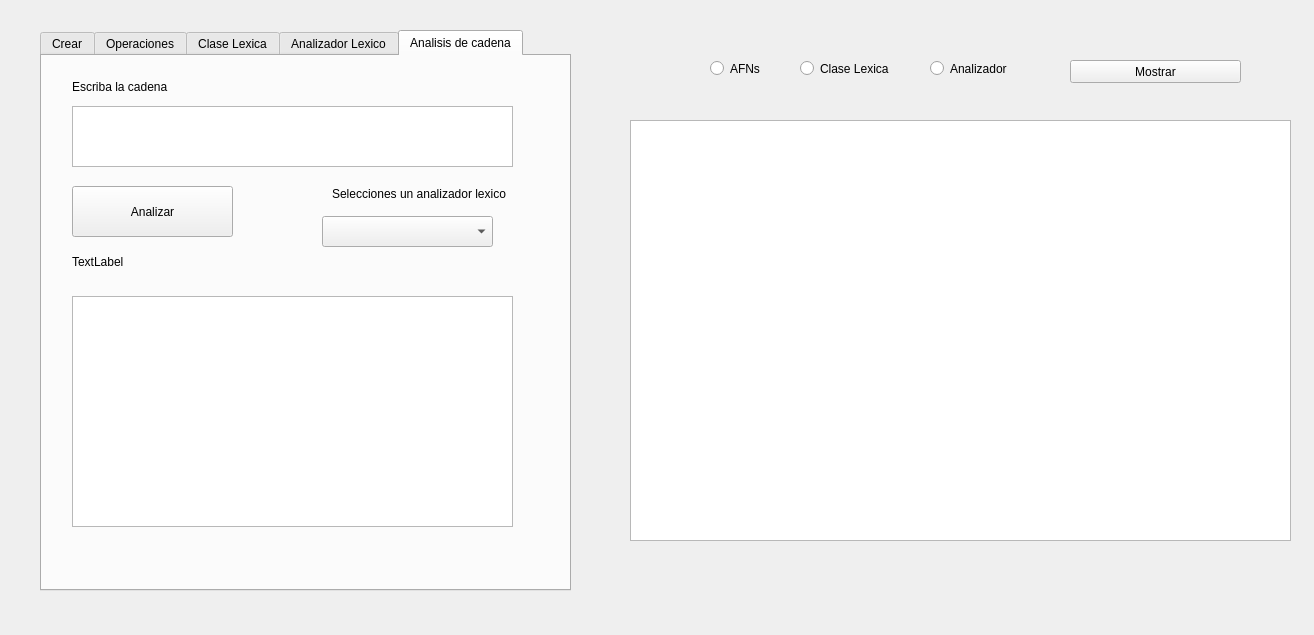
First picture: the form in InterfazGrafica/Interfaz_Lexico.ui, repository edwbcruzv/Compiladores, before the edit.
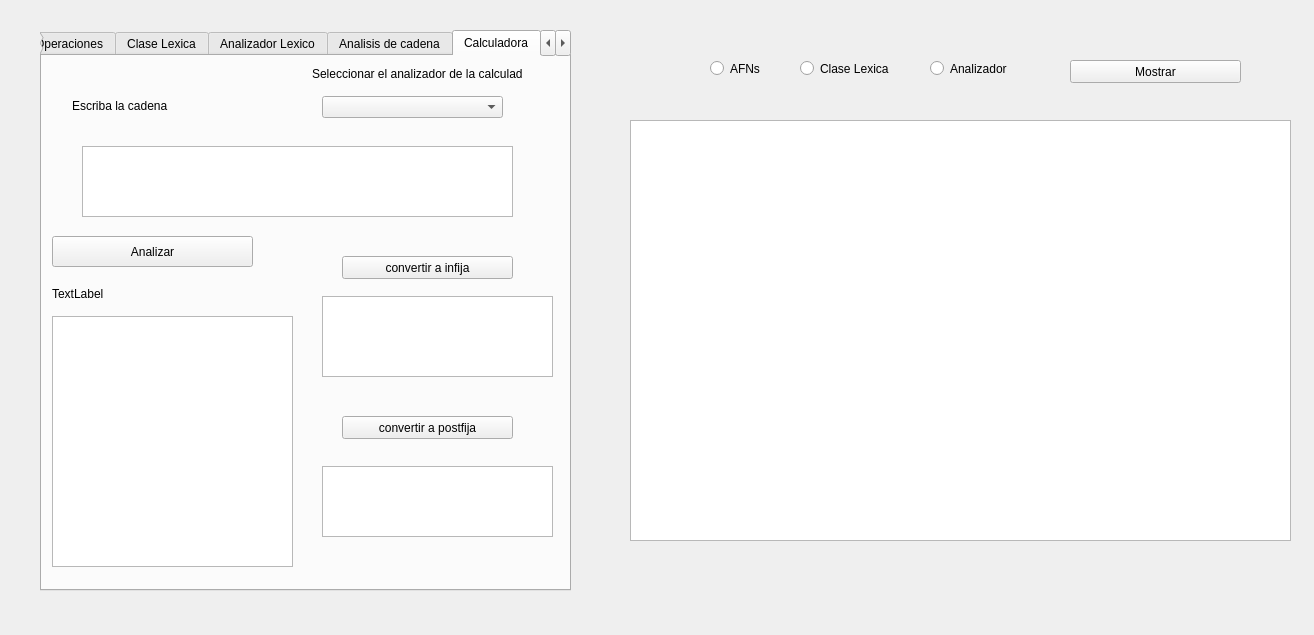
Second picture: the form after the edit. The open tabs and pages were chosen to show the change.

Diff of the .ui file:
```diff
--- a/InterfazGrafica/Interfaz_Lexico.ui
+++ b/InterfazGrafica/Interfaz_Lexico.ui
@@ -844,6 +844,244 @@
      </property>
     </widget>
    </widget>
+   <widget class="QWidget" name="Calculadora">
+    <attribute name="title">
+     <string>Calculadora</string>
+    </attribute>
+    <widget class="QTextEdit" name="textEdit_Calculadora">
+     <property name="geometry">
+      <rect>
+       <x>40</x>
+       <y>90</y>
+       <width>431</width>
+       <height>71</height>
+      </rect>
+     </property>
+    </widget>
+    <widget class="QLabel" name="label_21">
+     <property name="geometry">
+      <rect>
+       <x>30</x>
+       <y>40</y>
+       <width>131</width>
+       <height>20</height>
+      </rect>
+     </property>
+     <property name="text">
+      <string>Escriba la cadena</string>
+     </property>
+    </widget>
+    <widget class="QPushButton" name="pushButton_Calculadora">
+     <property name="geometry">
+      <rect>
+       <x>10</x>
+       <y>180</y>
+       <width>201</width>
+       <height>31</height>
+      </rect>
+     </property>
+     <property name="text">
+      <string>Analizar</string>
+     </property>
+    </widget>
+    <widget class="QLabel" name="label_StatusCalculadora">
+     <property name="geometry">
+      <rect>
+       <x>10</x>
+       <y>230</y>
+       <width>241</width>
+       <height>16</height>
+      </rect>
+     </property>
+     <property name="text">
+      <string>TextLabel</string>
+     </property>
+    </widget>
+    <widget class="QComboBox" name="comboBox_Calculadora">
+     <property name="geometry">
+      <rect>
+       <x>280</x>
+       <y>40</y>
+       <width>181</width>
+       <height>22</height>
+      </rect>
+     </property>
+    </widget>
+    <widget class="QLabel" name="label_23">
+     <property name="geometry">
+      <rect>
+       <x>270</x>
+       <y>10</y>
+       <width>211</width>
+       <height>16</height>
+      </rect>
+     </property>
+     <property name="text">
+      <string>Seleccionar el analizador de la calculadora</string>
+     </property>
+    </widget>
+    <widget class="QTableView" name="tableView_Calculadora">
+     <property name="geometry">
+      <rect>
+       <x>10</x>
+       <y>260</y>
+       <width>241</width>
+       <height>251</height>
+      </rect>
+     </property>
+    </widget>
+    <widget class="QPushButton" name="pushButton_CalculadoraInfija">
+     <property name="geometry">
+      <rect>
+       <x>300</x>
+       <y>200</y>
+       <width>171</width>
+       <height>23</height>
+      </rect>
+     </property>
+     <property name="text">
+      <string>convertir a infija</string>
+     </property>
+    </widget>
+    <widget class="QPushButton" name="pushButton_CalculadoraPostfija">
+     <property name="geometry">
+      <rect>
+       <x>300</x>
+       <y>360</y>
+       <width>171</width>
+       <height>23</height>
+      </rect>
+     </property>
+     <property name="text">
+      <string>convertir a postfija</string>
+     </property>
+    </widget>
+    <widget class="QTextEdit" name="textEdit_SalidaInfija">
+     <property name="geometry">
+      <rect>
+       <x>280</x>
+       <y>240</y>
+       <width>231</width>
+       <height>81</height>
+      </rect>
+     </property>
+    </widget>
+    <widget class="QTextEdit" name="textEdit_SalidaPostfija">
+     <property name="geometry">
+      <rect>
+       <x>280</x>
+       <y>410</y>
+       <width>231</width>
+       <height>71</height>
+      </rect>
+     </property>
+    </widget>
+   </widget>
+   <widget class="QWidget" name="ERtoAFD">
+    <attribute name="title">
+     <string>ER a AFD</string>
+    </attribute>
+    <widget class="QTextEdit" name="textEdit_ERtoAFD">
+     <property name="geometry">
+      <rect>
+       <x>50</x>
+       <y>50</y>
+       <width>391</width>
+       <height>71</height>
+      </rect>
+     </property>
+    </widget>
+    <widget class="QLabel" name="label_24">
+     <property name="geometry">
+      <rect>
+       <x>50</x>
+       <y>20</y>
+       <width>211</width>
+       <height>16</height>
+      </rect>
+     </property>
+     <property name="text">
+      <string>Escriba la expresion regular</string>
+     </property>
+    </widget>
+    <widget class="QPushButton" name="pushButton_ERtoAFD">
+     <property name="geometry">
+      <rect>
+       <x>120</x>
+       <y>150</y>
+       <width>251</width>
+       <height>23</height>
+      </rect>
+     </property>
+     <property name="text">
+      <string>Convertir</string>
+     </property>
+    </widget>
+    <widget class="QTableView" name="tableView_ERtoAFD">
+     <property name="geometry">
+      <rect>
+       <x>50</x>
+       <y>210</y>
+       <width>401</width>
+       <height>331</height>
+      </rect>
+     </property>
+    </widget>
+    <widget class="QLabel" name="label_StatusERtoAFD">
+     <property name="geometry">
+      <rect>
+       <x>130</x>
+       <y>180</y>
+       <width>251</width>
+       <height>16</height>
+      </rect>
+     </property>
+     <property name="text">
+      <string>TextLabel</string>
+     </property>
+    </widget>
+   </widget>
+   <widget class="QWidget" name="AnalizadorGramaticas">
+    <attribute name="title">
+     <string>Analizador Gramaticas</string>
+    </attribute>
+    <widget class="QLabel" name="label_25">
+     <property name="geometry">
+      <rect>
+       <x>40</x>
+       <y>20</y>
+       <width>241</width>
+       <height>16</height>
+      </rect>
+     </property>
+     <property name="text">
+      <string>Ingrese la gramatica</string>
+     </property>
+    </widget>
+    <widget class="QTextEdit" name="textEdit_Gramaticas">
+     <property name="geometry">
+      <rect>
+       <x>40</x>
+       <y>50</y>
+       <width>451</width>
+       <height>71</height>
+      </rect>
+     </property>
+    </widget>
+    <widget class="QPushButton" name="pushButton_Gramaticas">
+     <property name="geometry">
+      <rect>
+       <x>150</x>
+       <y>420</y>
+       <width>241</width>
+       <height>41</height>
+      </rect>
+     </property>
+     <property name="text">
+      <string>Analizar</string>
+     </property>
+    </widget>
+   </widget>
   </widget>
   <widget class="QTableWidget" name="tableWidget_Mostrar">
    <property name="geometry">
```
Left out of the diff: 4 changed lines with no effect on the pictures.
